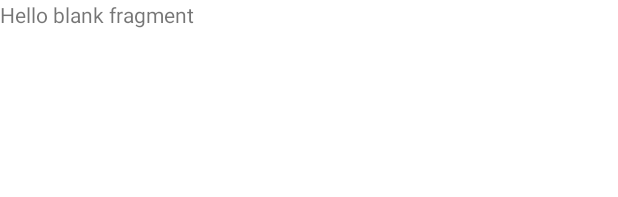
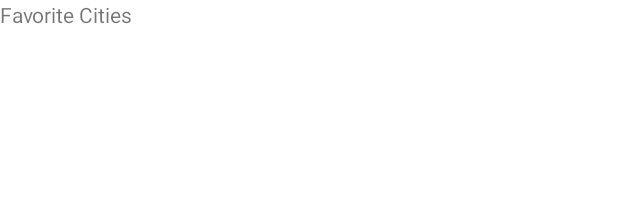
Before and after one commit to KaradimoulasG/JustWeather, an Android app built with Jetpack Compose: the layout fragment_favorites.xml on its own in the app's theme, with its tools: preview values and no code run, on a phone screen of 412 x 824 dp. Shown: the top 197 px of the screen. Run offline under Robolectric (Android 15) with nearby library versions, the phone set to English and light mode, and no system bars.

Commit message:
Small change today. Needed a break

```diff
--- a/app/src/main/res/layout/fragment_favorites.xml
+++ b/app/src/main/res/layout/fragment_favorites.xml
@@ -1,5 +1,5 @@
 <?xml version="1.0" encoding="utf-8"?>
-<FrameLayout xmlns:android="http://schemas.android.com/apk/res/android"
+<RelativeLayout xmlns:android="http://schemas.android.com/apk/res/android"
     xmlns:tools="http://schemas.android.com/tools"
     android:layout_width="match_parent"
     android:layout_height="match_parent"
@@ -9,6 +9,7 @@
     <TextView
         android:layout_width="match_parent"
         android:layout_height="match_parent"
-        android:text="@string/hello_blank_fragment" />
+        android:layout_centerInParent="true"
+        android:text="Favorite Cities" />
 
-</FrameLayout>
+</RelativeLayout>
```
